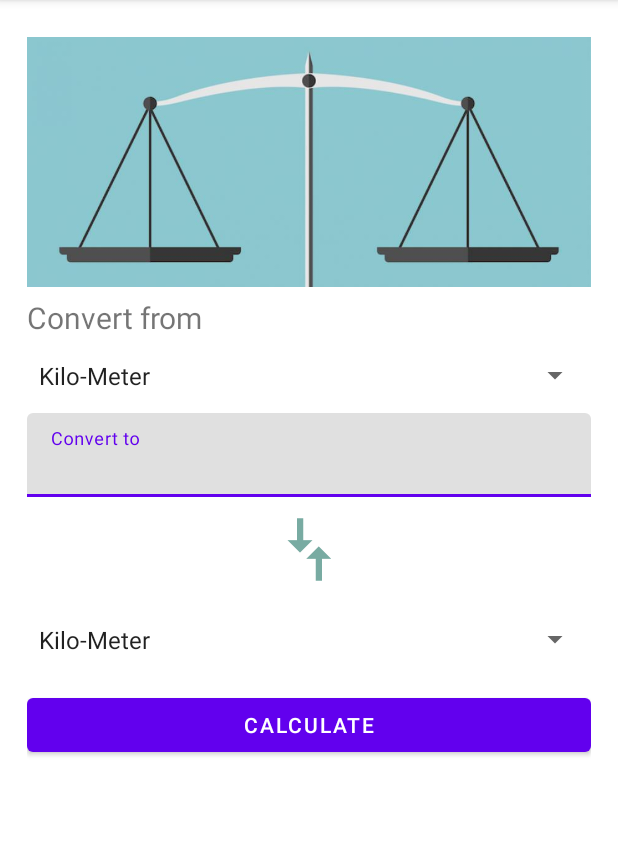
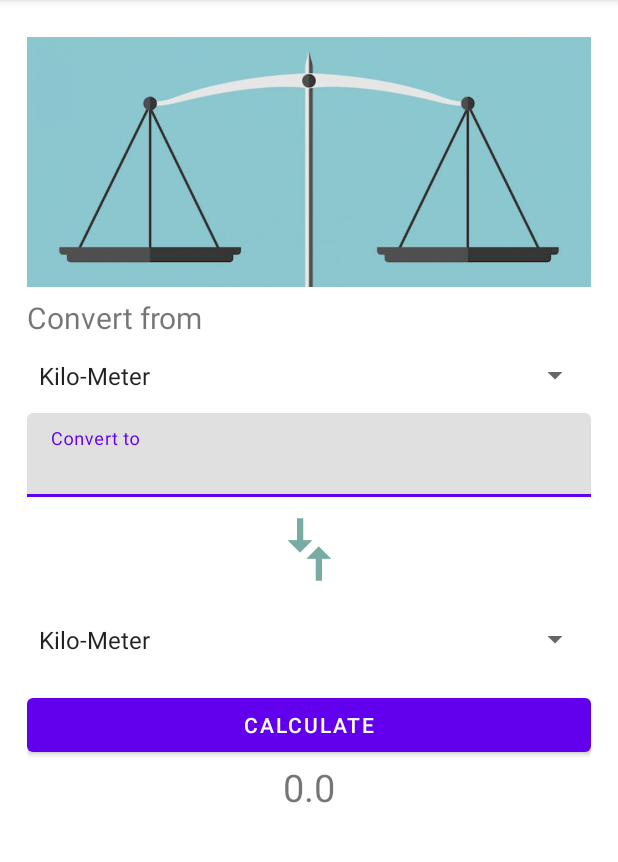
Before and after one commit to abdullah-bjit/UnitConverterApp, an Android app: the screen it shows after launch (MainActivity), after a tap on "CALCULATE", on a phone screen of 412 x 824 dp, the part 84-946 px from its top. Run offline under Robolectric (Android 15) with nearby library versions, the phone set to English and light mode, and no system bars.

Commit message:
calculate functions added.

```diff
--- a/app/src/main/java/com/syedabdullah/myapplication/MainActivity.kt
+++ b/app/src/main/java/com/syedabdullah/myapplication/MainActivity.kt
@@ -18,11 +18,6 @@ class MainActivity : AppCompatActivity() {
         binding = ActivityMainBinding.inflate(layoutInflater)
         setContentView(binding.root)
 
-        //dropdown work
-        val calculate=binding.calculateButton
-        calculate.setOnClickListener{
-
-        }
         binding.spConvertFrom.onItemSelectedListener=object :AdapterView.OnItemSelectedListener{
             override fun onItemSelected(p0: AdapterView<*>?, p1: View?, p2: Int, p3: Long) {
                 positionConvertFrom = p2
@@ -52,10 +47,16 @@ class MainActivity : AppCompatActivity() {
             calculate()
         })
 
+        //dropdown work
+        binding.calculateButton.setOnClickListener{
+            binding.tvResult.text=calculate().toString()
+        }
+
     }
 
-    //calculate funtion
-    private fun calculate(convertFrom:String, convertTo:String, value:Double ):Double{
+    //calculate function
+    private fun calculate():Double {
+        val value = (binding.teConvertTo.editText?.text.toString()).toDoubleOrNull() ?: return 0.0
         var result=0.0
         when(convertFrom){
             "Kilo-Meter"->{
--- a/app/src/main/res/layout/activity_main.xml
+++ b/app/src/main/res/layout/activity_main.xml
@@ -78,4 +78,15 @@
         app:layout_constraintStart_toStartOf="parent"
         app:layout_constraintTop_toBottomOf="@id/sp_convert_to" />
 
+    <TextView
+        android:id="@+id/tv_result"
+        android:layout_width="wrap_content"
+        android:layout_height="wrap_content"
+        app:layout_constraintTop_toBottomOf="@id/calculate_button"
+        android:textSize="25sp"
+        tools:text="Result"
+        app:layout_constraintStart_toStartOf="parent"
+        app:layout_constraintEnd_toEndOf="parent"
+        />
+
 </androidx.constraintlayout.widget.ConstraintLayout>
```
